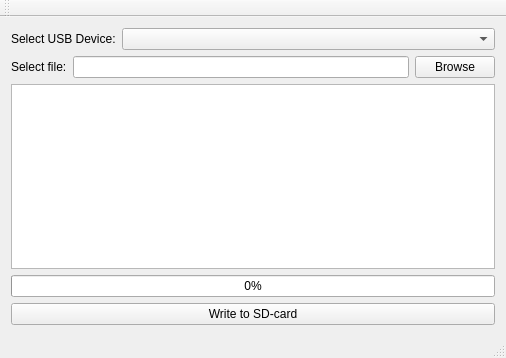
tonila/sdwriter, file mainwindow.ui: the form before one commit.
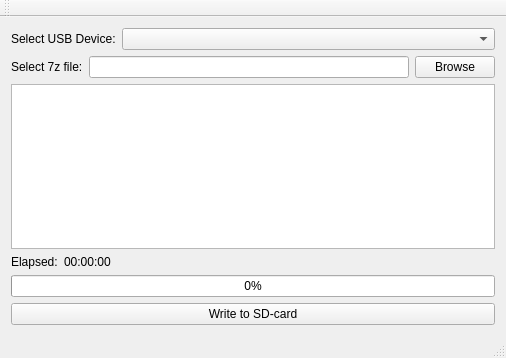
The form after the commit.

Commit message: add elapsed and make some improvements

```diff
--- a/mainwindow.ui
+++ b/mainwindow.ui
@@ -56,7 +56,7 @@
       <item>
        <widget class="QLabel" name="label_2">
         <property name="text">
-         <string>Select file:</string>
+         <string>Select 7z file:</string>
         </property>
        </widget>
       </item>
@@ -75,6 +75,30 @@
     <item>
      <widget class="QTextBrowser" name="textBrowser"/>
     </item>
+    <item>
+     <layout class="QHBoxLayout" name="horizontalLayout_3">
+      <item>
+       <widget class="QLabel" name="label_3">
+        <property name="text">
+         <string>Elapsed:</string>
+        </property>
+       </widget>
+      </item>
+      <item>
+       <widget class="QLabel" name="labelTime">
+        <property name="sizePolicy">
+         <sizepolicy hsizetype="Expanding" vsizetype="Preferred">
+          <horstretch>0</horstretch>
+          <verstretch>0</verstretch>
+         </sizepolicy>
+        </property>
+        <property name="text">
+         <string>00:00:00</string>
+        </property>
+       </widget>
+      </item>
+     </layout>
+    </item>
     <item>
      <widget class="QProgressBar" name="progressBar">
       <property name="value">
```
The commit also changes 3 other files.
